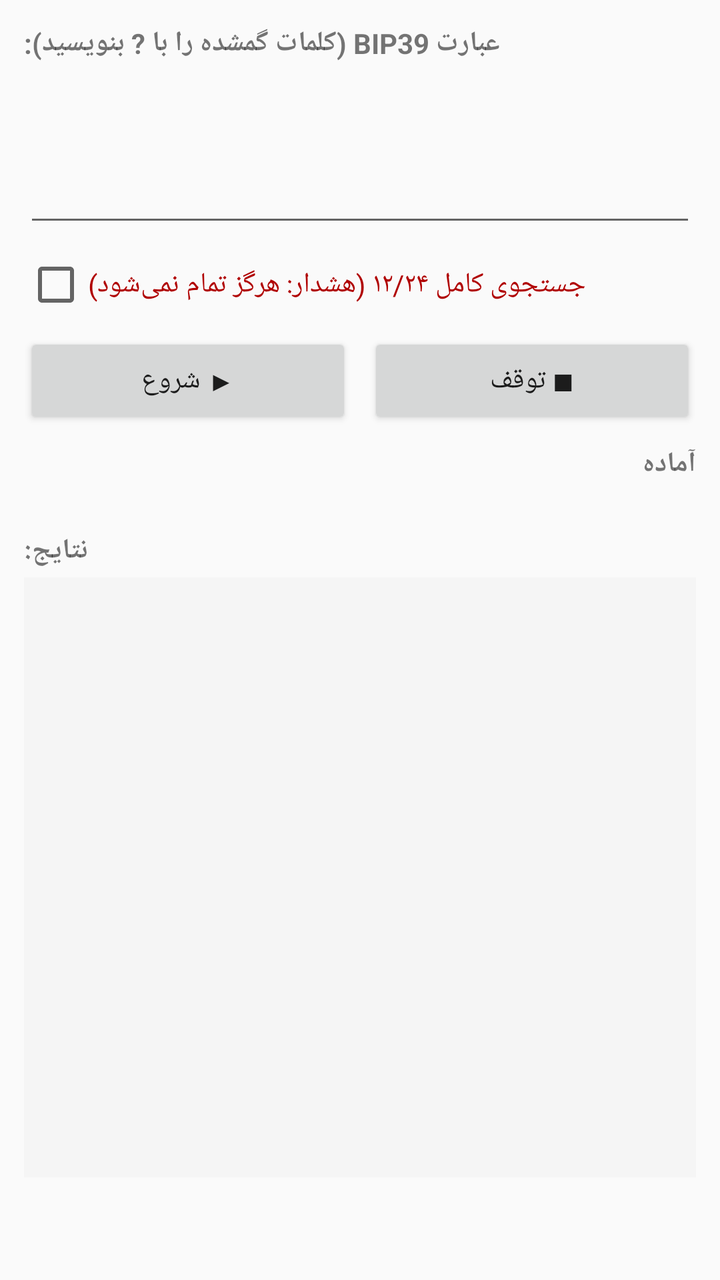
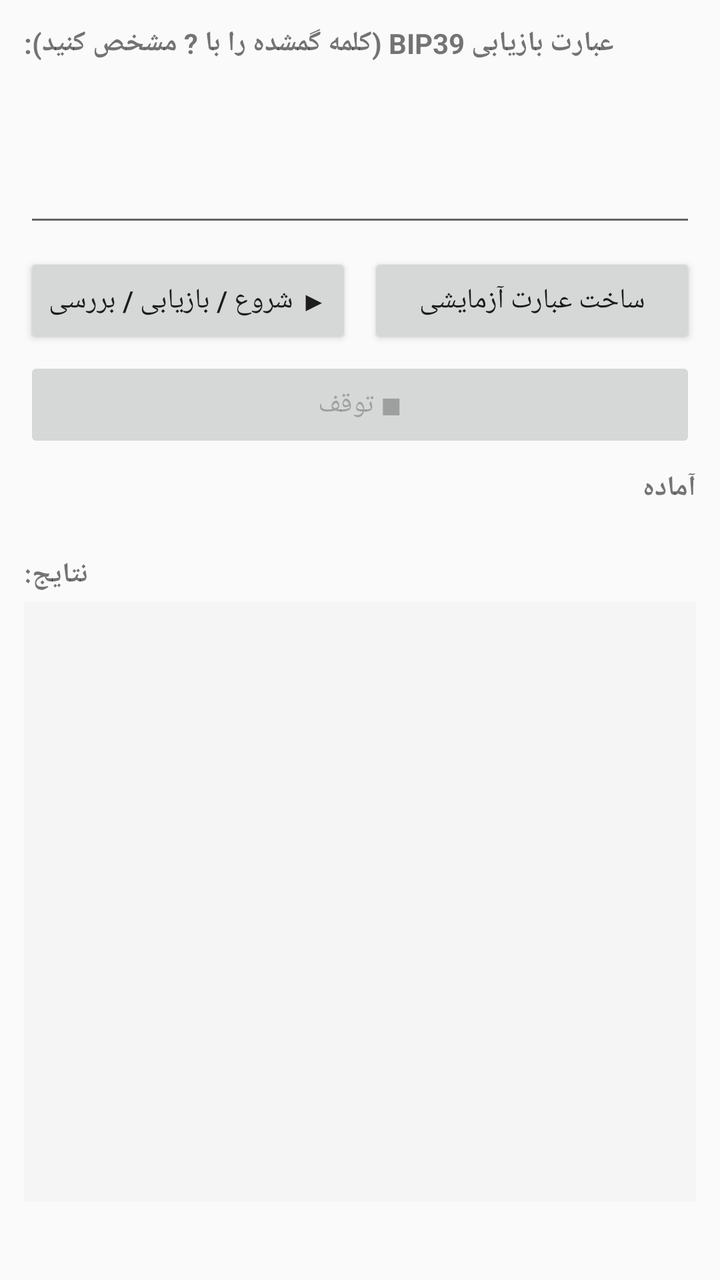

The first picture is an Android layout as it rendered before a commit; the second is the same layout after the commit. The layout source and the unified diff follow.
<!-- AndroidManifest.xml: application theme Theme.AppCompat.Light.NoActionBar -->
<!-- res/layout/activity_main.xml -->
<?xml version="1.0" encoding="utf-8"?>
<ScrollView xmlns:android="http://schemas.android.com/apk/res/android"
    android:layout_width="match_parent"
    android:layout_height="match_parent"
    android:fillViewport="true">

    <LinearLayout
        android:layout_width="match_parent"
        android:layout_height="wrap_content"
        android:orientation="vertical"
        android:padding="12dp">

        <TextView
            android:layout_width="wrap_content"
            android:layout_height="wrap_content"
            android:text="عبارت BIP39 (کلمات گمشده را با ? بنویسید):"
            android:textStyle="bold" />

        <EditText
            android:id="@+id/inputText"
            android:layout_width="match_parent"
            android:layout_height="wrap_content"
            android:minLines="3"
            android:gravity="top|start"
            android:fontFamily="monospace"
            android:inputType="textMultiLine|textNoSuggestions"
            android:layout_marginTop="4dp" />

        <CheckBox
            android:id="@+id/forceBox"
            android:layout_width="wrap_content"
            android:layout_height="wrap_content"
            android:text="جستجوی کامل ۱۲/۲۴ (هشدار: هرگز تمام نمی‌شود)"
            android:textColor="#B00000"
            android:layout_marginTop="8dp" />

        <LinearLayout
            android:layout_width="match_parent"
            android:layout_height="wrap_content"
            android:orientation="horizontal"
            android:layout_marginTop="8dp">

            <Button
                android:id="@+id/startBtn"
                android:layout_width="0dp"
                android:layout_height="wrap_content"
                android:layout_weight="1"
                android:text="▶ شروع"
                android:layout_marginEnd="4dp" />

            <Button
                android:id="@+id/stopBtn"
                android:layout_width="0dp"
                android:layout_height="wrap_content"
                android:layout_weight="1"
                android:text="■ توقف"
                android:layout_marginStart="4dp" />
        </LinearLayout>

        <TextView
            android:id="@+id/statusText"
            android:layout_width="match_parent"
            android:layout_height="wrap_content"
            android:text="آماده"
            android:paddingTop="8dp"
            android:textStyle="bold" />

        <TextView
            android:id="@+id/speedText"
            android:layout_width="match_parent"
            android:layout_height="wrap_content"
            android:text=" "
            android:textSize="12sp"
            android:textColor="#666" />

        <TextView
            android:layout_width="wrap_content"
            android:layout_height="wrap_content"
            android:text="نتایج:"
            android:textStyle="bold"
            android:layout_marginTop="8dp" />

        <ScrollView
            android:id="@+id/outputScroll"
            android:layout_width="match_parent"
            android:layout_height="300dp"
            android:layout_marginTop="4dp"
            android:background="#F5F5F5"
            android:padding="8dp">

            <TextView
                android:id="@+id/outputText"
                android:layout_width="match_parent"
                android:layout_height="wrap_content"
                android:fontFamily="monospace"
                android:textIsSelectable="true"
                android:textSize="13sp" />
        </ScrollView>
    </LinearLayout>
</ScrollView>
<!-- resources referenced by this layout -->
<resources>

</resources>

<!-- the commit's change to res/layout/activity_main.xml (unified diff, before → after) -->
@@ -13,7 +13,7 @@
         <TextView
             android:layout_width="wrap_content"
             android:layout_height="wrap_content"
-            android:text="عبارت BIP39 (کلمات گمشده را با ? بنویسید):"
+            android:text="عبارت بازیابی BIP39 (کلمه گمشده را با ? مشخص کنید):"
             android:textStyle="bold" />
 
         <EditText
@@ -26,14 +26,6 @@
             android:inputType="textMultiLine|textNoSuggestions"
             android:layout_marginTop="4dp" />
 
-        <CheckBox
-            android:id="@+id/forceBox"
-            android:layout_width="wrap_content"
-            android:layout_height="wrap_content"
-            android:text="جستجوی کامل ۱۲/۲۴ (هشدار: هرگز تمام نمی‌شود)"
-            android:textColor="#B00000"
-            android:layout_marginTop="8dp" />
-
         <LinearLayout
             android:layout_width="match_parent"
             android:layout_height="wrap_content"
@@ -45,17 +37,25 @@
                 android:layout_width="0dp"
                 android:layout_height="wrap_content"
                 android:layout_weight="1"
-                android:text="▶ شروع"
+                android:text="▶ شروع / بازیابی / بررسی"
                 android:layout_marginEnd="4dp" />
 
             <Button
-                android:id="@+id/stopBtn"
+                android:id="@+id/testBtn"
                 android:layout_width="0dp"
                 android:layout_height="wrap_content"
                 android:layout_weight="1"
-                android:text="■ توقف"
+                android:text="ساخت عبارت آزمایشی"
                 android:layout_marginStart="4dp" />
         </LinearLayout>
+
+        <Button
+            android:id="@+id/stopBtn"
+            android:layout_width="match_parent"
+            android:layout_height="wrap_content"
+            android:text="■ توقف"
+            android:enabled="false"
+            android:layout_marginTop="4dp" />
 
         <TextView
             android:id="@+id/statusText"
